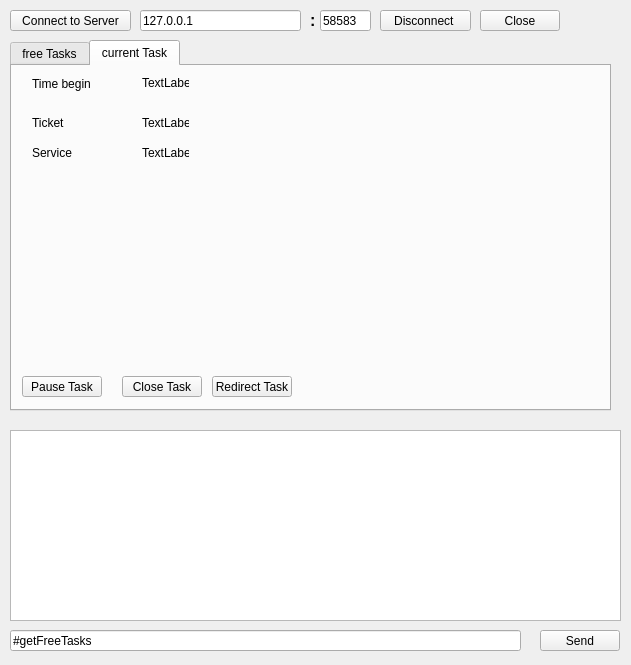
nikifor511/elclient, file mainwidget.ui: the form before one commit.
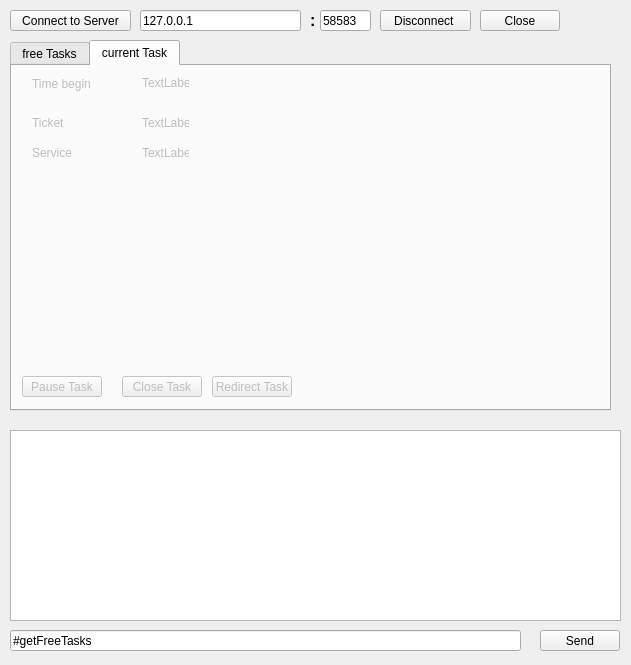
The form after the commit. The open tabs and pages were chosen to show the change.

Patch:
```diff
--- a/mainwidget.ui
+++ b/mainwidget.ui
@@ -179,27 +179,11 @@
    </widget>
    <widget class="QWidget" name="currentTask">
     <property name="enabled">
-     <bool>true</bool>
+     <bool>false</bool>
     </property>
     <attribute name="title">
      <string>current Task</string>
     </attribute>
-    <widget class="QPushButton" name="pushButton">
-     <property name="enabled">
-      <bool>true</bool>
-     </property>
-     <property name="geometry">
-      <rect>
-       <x>10</x>
-       <y>310</y>
-       <width>80</width>
-       <height>21</height>
-      </rect>
-     </property>
-     <property name="text">
-      <string>Pause Task</string>
-     </property>
-    </widget>
     <widget class="QLabel" name="label_2">
      <property name="geometry">
       <rect>
@@ -304,6 +288,19 @@
       <string>Redirect Task</string>
      </property>
     </widget>
+    <widget class="QPushButton" name="pauseTaskButton">
+     <property name="geometry">
+      <rect>
+       <x>10</x>
+       <y>310</y>
+       <width>80</width>
+       <height>21</height>
+      </rect>
+     </property>
+     <property name="text">
+      <string>Pause Task</string>
+     </property>
+    </widget>
    </widget>
   </widget>
  </widget>
```
Left out of the diff: 6 changed lines with no effect on the pictures.
